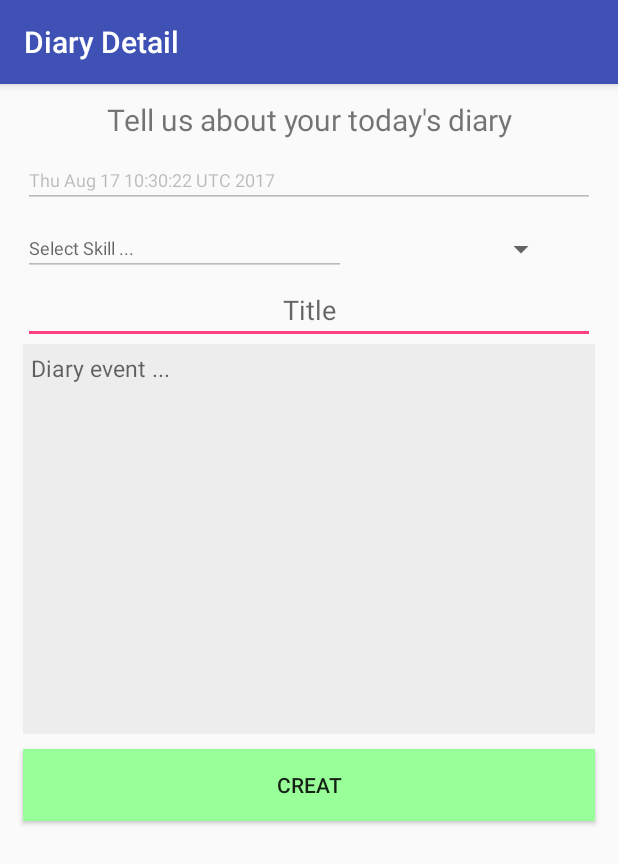
After one commit to LennyDuan/DjangoDev, an Android app: the DiaryDetail screen opened directly, with no data from a screen before it, on a phone screen of 412 x 824 dp. The commit adds this screen. Shown: the top 864 px of the screen. Run offline under Robolectric (Android 15) with nearby library versions, the phone set to English and light mode, and no system bars; our stand-ins replace Volley; network calls fail.

Commit message:
finish detail ui

```diff
--- a/Android-Kotlin/StudyResearchApp/app/src/main/AndroidManifest.xml
+++ b/Android-Kotlin/StudyResearchApp/app/src/main/AndroidManifest.xml
@@ -2,12 +2,11 @@
 <manifest xmlns:android="http://schemas.android.com/apk/res/android"
     package="com.example.lenny.studyresearchapp">
 
-    <uses-permission android:name="android.permission.ACCESS_NETWORK_STATE"/>
-    <uses-permission android:name="android.permission.INTERNET"/>
+    <uses-permission android:name="android.permission.ACCESS_NETWORK_STATE" />
+    <uses-permission android:name="android.permission.INTERNET" />
 
     <application
         android:name=".network.BackendVolley"
-
         android:allowBackup="true"
         android:icon="@mipmap/ic_launcher"
         android:label="@string/app_name"
@@ -27,14 +26,16 @@
         <activity
             android:name=".DiaryActivities"
             android:label="@string/activity_diary"
-            android:theme="@style/AppTheme"
-        />
+            android:theme="@style/AppTheme" />
         <activity
             android:name=".QuestionnaireActivities"
             android:label="@string/activity_questionnaire"
-            android:theme="@style/AppTheme"
-        />
+            android:theme="@style/AppTheme" />
+        <activity
+            android:name=".ui.DiaryDetail"
+            android:label="Diary Detail"
+            android:theme="@style/AppTheme">
+        </activity>
     </application>
 
-
 </manifest>
--- a/Android-Kotlin/StudyResearchApp/app/src/main/java/com/example/lenny/studyresearchapp/ui/DiaryActivities.kt
+++ b/Android-Kotlin/StudyResearchApp/app/src/main/java/com/example/lenny/studyresearchapp/ui/DiaryActivities.kt
@@ -14,6 +14,7 @@ import com.example.lenny.studyresearchapp.data.PrefUtil
 import com.example.lenny.studyresearchapp.data.ProjectStatus
 import com.example.lenny.studyresearchapp.network.APIController
 import com.example.lenny.studyresearchapp.network.ServiceVolley
+import com.example.lenny.studyresearchapp.ui.DiaryDetail
 import kotlinx.android.synthetic.main.activity_diary_activities.*
 
 class DiaryActivities : AppCompatActivity() {
@@ -55,11 +56,10 @@ class DiaryActivities : AppCompatActivity() {
     override fun onOptionsItemSelected(item: MenuItem?): Boolean {
         when(item?.itemId) {
             R.id.diary_menu_add -> {
-
+                val intent = Intent(this, DiaryDetail::class.java)
+                startActivity(intent)
+                finish()
             }
-//            R.id.diary_menu_upload -> {
-//
-//            }
         }
 
         return super.onOptionsItemSelected(item)
--- /dev/null
+++ b/Android-Kotlin/StudyResearchApp/app/src/main/java/com/example/lenny/studyresearchapp/ui/DiaryDetail.kt
@@ -0,0 +1,32 @@
+package com.example.lenny.studyresearchapp.ui
+
+import android.support.v7.app.AppCompatActivity
+import android.os.Bundle
+
+import com.example.lenny.studyresearchapp.R
+import com.example.lenny.studyresearchapp.data.PrefUtil
+import com.example.lenny.studyresearchapp.network.APIController
+import com.example.lenny.studyresearchapp.network.ServiceVolley
+import kotlinx.android.synthetic.main.activity_diary_detail.*
+import java.util.*
+
+class DiaryDetail : AppCompatActivity() {
+
+    private var prefs : PrefUtil.Preference? = null
+    private var userEmail : String? = null
+    val service = ServiceVolley()
+    val apiController = APIController(service)
+
+    override fun onCreate(savedInstanceState: Bundle?) {
+        super.onCreate(savedInstanceState)
+        setContentView(R.layout.activity_diary_detail)
+        prefs = PrefUtil.Preference(this)
+        userEmail = prefs!!.findPreference("account_final_address")
+
+        initUI()
+    }
+
+    private fun initUI() {
+        diary_date_text.setText(Date().toString())
+    }
+}
--- /dev/null
+++ b/Android-Kotlin/StudyResearchApp/app/src/main/res/layout/activity_diary_detail.xml
@@ -0,0 +1,114 @@
+<?xml version="1.0" encoding="utf-8"?>
+<android.support.constraint.ConstraintLayout xmlns:android="http://schemas.android.com/apk/res/android"
+    xmlns:app="http://schemas.android.com/apk/res-auto"
+    xmlns:tools="http://schemas.android.com/tools"
+    android:layout_width="match_parent"
+    android:layout_height="match_parent">
+
+    <TextView
+        android:id="@+id/textView_title"
+        android:layout_width="match_parent"
+        android:layout_height="wrap_content"
+        android:gravity="center_horizontal"
+        android:text="@string/tell_us_about_your_today_s_diary"
+        android:textSize="20sp"
+        android:padding="10sp"
+        app:layout_constraintTop_toTopOf="parent"
+        app:layout_constraintStart_toStartOf="parent"
+        />
+
+    <EditText
+        android:id="@+id/diary_date_text"
+        android:layout_width="match_parent"
+        android:layout_height="35dp"
+        android:ems="10"
+        android:inputType="date"
+        android:textSize="12sp"
+        android:enabled="false"
+        tools:layout_editor_absoluteX="15dp"
+        tools:layout_editor_absoluteY="60dp"
+        android:layout_marginLeft="15sp"
+        android:layout_marginRight="15sp"
+        app:layout_constraintTop_toBottomOf="@id/textView_title"
+        app:layout_constraintStart_toStartOf="parent"
+        />
+
+    <Spinner
+        android:id="@+id/diary_spinner_skill"
+        android:layout_width="135dp"
+        android:layout_height="35dp"
+        android:theme="@style/AlertDialog.AppCompat.Light"
+        tools:layout_editor_absoluteX="235dp"
+        tools:layout_editor_absoluteY="107dp"
+        android:layout_marginStart="5sp"
+        android:layout_marginTop="10sp"
+        app:layout_constraintStart_toEndOf="@id/diary_text_skill"
+        app:layout_constraintTop_toBottomOf="@id/diary_date_text"
+        />
+
+    <EditText
+        android:id="@+id/diary_text_skill"
+        android:layout_width="215dp"
+        android:layout_height="35dp"
+        android:textSize="12sp"
+        android:enabled="false"
+        android:hint="@string/select_skill_diary"
+        android:inputType="textPersonName"
+        tools:layout_editor_absoluteX="15dp"
+        tools:layout_editor_absoluteY="105dp"
+        android:layout_marginTop="10sp"
+        app:layout_constraintTop_toBottomOf="@id/diary_date_text"
+        android:layout_marginStart="15sp"
+        app:layout_constraintStart_toStartOf="parent"
+        />
+
+    <EditText
+        android:id="@+id/diary_title"
+        android:layout_width="match_parent"
+        android:layout_height="wrap_content"
+        android:layout_marginLeft="15dp"
+        android:layout_marginRight="15dp"
+        android:ems="10"
+        android:gravity="center_horizontal"
+        android:hint="Title"
+        android:inputType="textPersonName"
+        android:maxLines="1"
+        tools:layout_editor_absoluteX="84dp"
+        tools:layout_editor_absoluteY="148dp"
+        app:layout_constraintStart_toStartOf="parent"
+        app:layout_constraintTop_toBottomOf="@id/diary_text_skill"
+        />
+
+    <EditText
+        android:id="@+id/diary_event"
+        android:layout_width="match_parent"
+        android:layout_height="260dp"
+        android:layout_marginLeft="15dp"
+        android:layout_marginRight="15dp"
+        android:ems="10"
+        android:background="#0D000000"
+        android:inputType="textMultiLine"
+        android:hint="@string/diary_event"
+        android:padding="5dp"
+        android:gravity="top"
+        android:textSize="15sp"
+        tools:layout_editor_absoluteX="16dp"
+        tools:layout_editor_absoluteY="194dp"
+        app:layout_constraintStart_toStartOf="parent"
+        app:layout_constraintTop_toBottomOf="@id/diary_title"/>
+
+    <Button
+        android:layout_marginLeft="15dp"
+        android:layout_marginRight="15dp"
+        android:id="@+id/diary_submit_btn"
+        android:layout_width="match_parent"
+        android:layout_height="wrap_content"
+        android:text="@string/creat_diary"
+        android:background="@color/colorgreen"
+        tools:layout_editor_absoluteX="148dp"
+        tools:layout_editor_absoluteY="458dp"
+        android:layout_marginTop="10sp"
+        app:layout_constraintStart_toStartOf="parent"
+        app:layout_constraintTop_toBottomOf="@id/diary_event"/>
+
+</android.support.constraint.ConstraintLayout>
--- a/Android-Kotlin/StudyResearchApp/app/src/main/res/values/strings.xml
+++ b/Android-Kotlin/StudyResearchApp/app/src/main/res/values/strings.xml
@@ -20,4 +20,9 @@
     <string name="enter_your_answer">Enter your answer</string>
     <string name="add_diary">Add Diary</string>
     <string name="upload_diary">Upload Diary</string>
+    <string name="tell_us_about_your_today_s_diary">Tell us about your today\'s diary</string>
+    <string name="date_diary_Detail">Date:</string>
+    <string name="select_skill_diary">Select Skill ...</string>
+    <string name="creat_diary">CREAT</string>
+    <string name="diary_event">Diary event ...</string>
 </resources>
```
